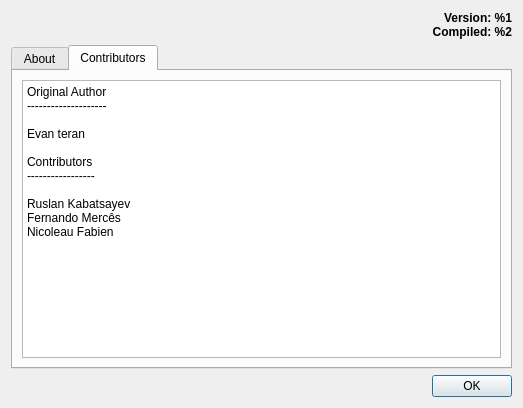
Above: src/DialogAbout.ui from eteran/edb-debugger before the change. Below: the same form after it.
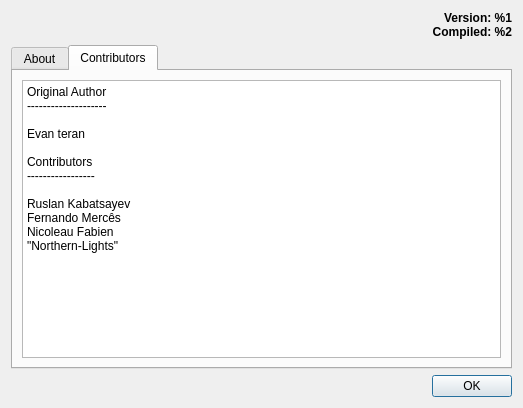
That is the form after the change. The open tabs and pages were chosen to show the change. Icons and pictures are not drawn.

Commit message: adding another contributor

Patch:
```diff
--- a/src/DialogAbout.ui
+++ b/src/DialogAbout.ui
@@ -103,7 +103,8 @@
 
 Ruslan Kabatsayev &lt;https://github.com/10110111&gt;
 Fernando Mercês &lt;http://mentebinaria.com.br&gt;
-Nicoleau Fabien</string>
+Nicoleau Fabien
+&quot;Northern-Lights&quot; &lt;https://github.com/Northern-Lights&gt;</string>
          </property>
          <property name="textInteractionFlags">
           <set>Qt::LinksAccessibleByMouse|Qt::TextSelectableByMouse</set>
```
